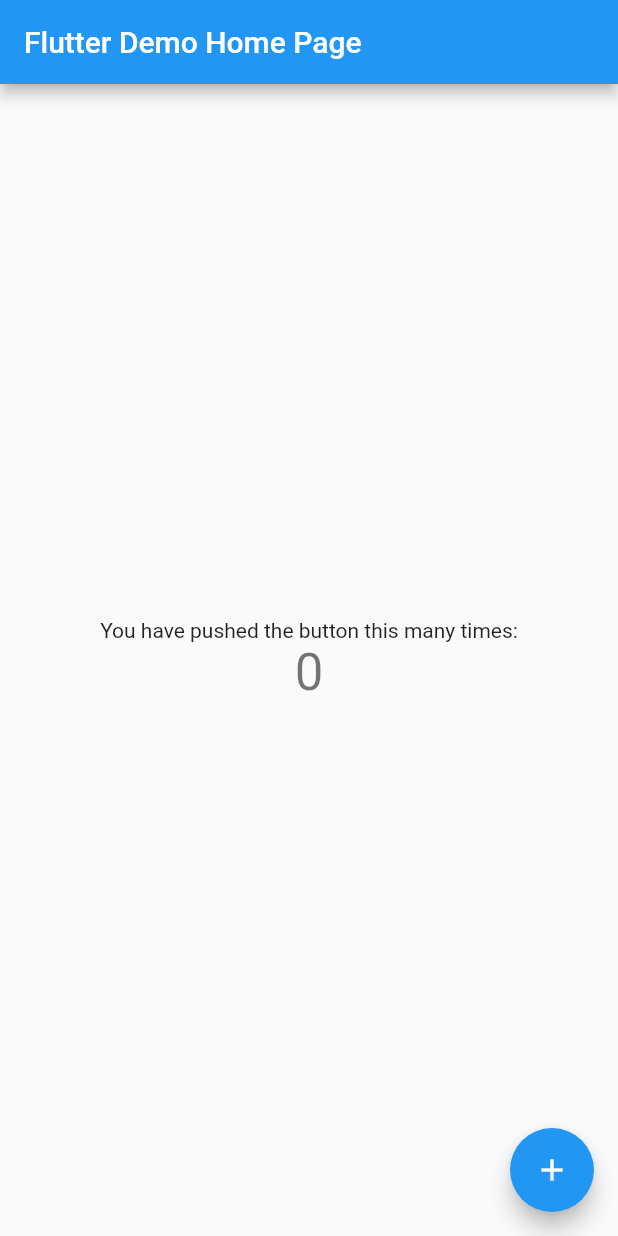
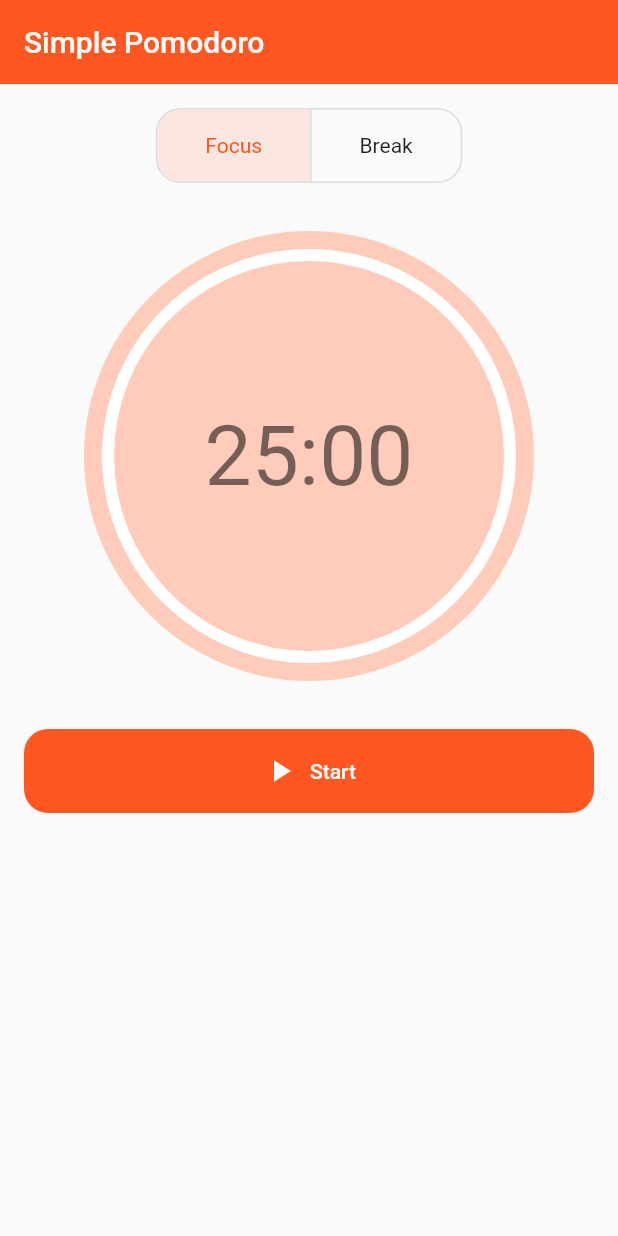
Before and after one commit to bakhtiararifinid/simple_pomodoro, a Flutter app: the screen it shows after launch, on a phone screen of 412 x 824 dp. Run offline on Flutter 3.47's test engine with Material 2 defaults, Android fonts, the phone set to English and light mode, and no system bars; our stand-ins replace equatable, flutter_bloc.

Commit message:
simple pomodoro

```diff
--- /dev/null
+++ b/lib/app.dart
@@ -0,0 +1,21 @@
+import 'package:flutter/material.dart';
+import 'package:flutter_bloc/flutter_bloc.dart';
+
+import 'pomodoro/bloc/pomodoro_bloc.dart';
+import 'pomodoro/view/home_page.dart';
+
+class App extends StatelessWidget {
+  const App({super.key});
+
+  @override
+  Widget build(BuildContext context) {
+    final state = context.watch<PomodoroBloc>().state;
+    return MaterialApp(
+      title: 'Simple Pomodoro',
+      theme: ThemeData(
+        primarySwatch: state.session.isFocus ? Colors.deepOrange : Colors.blue,
+      ),
+      home: const HomePage(),
+    );
+  }
+}
--- a/lib/main.dart
+++ b/lib/main.dart
@@ -1,115 +1,14 @@
 import 'package:flutter/material.dart';
+import 'package:flutter_bloc/flutter_bloc.dart';
+
+import 'app.dart';
+import 'pomodoro/bloc/pomodoro_bloc.dart';
 
 void main() {
-  runApp(const MyApp());
+  runApp(
+    BlocProvider(
+      create: (context) => PomodoroBloc(),
+      child: const App(),
+    ),
+  );
 }
-
-class MyApp extends StatelessWidget {
-  const MyApp({super.key});
-
-  // This widget is the root of your application.
-  @override
-  Widget build(BuildContext context) {
-    return MaterialApp(
-      title: 'Flutter Demo',
-      theme: ThemeData(
-        // This is the theme of your application.
-        //
-        // Try running your application with "flutter run". You'll see the
-        // application has a blue toolbar. Then, without quitting the app, try
-        // changing the primarySwatch below to Colors.green and then invoke
-        // "hot reload" (press "r" in the console where you ran "flutter run",
-        // or simply save your changes to "hot reload" in a Flutter IDE).
-        // Notice that the counter didn't reset back to zero; the application
-        // is not restarted.
-        primarySwatch: Colors.blue,
-      ),
-      home: const MyHomePage(title: 'Flutter Demo Home Page'),
-    );
-  }
-}
-
-class MyHomePage extends StatefulWidget {
-  const MyHomePage({super.key, required this.title});
-
-  // This widget is the home page of your application. It is stateful, meaning
-  // that it has a State object (defined below) that contains fields that affect
-  // how it looks.
-
-  // This class is the configuration for the state. It holds the values (in this
-  // case the title) provided by the parent (in this case the App widget) and
-  // used by the build method of the State. Fields in a Widget subclass are
-  // always marked "final".
-
-  final String title;
-
-  @override
-  State<MyHomePage> createState() => _MyHomePageState();
-}
-
-class _MyHomePageState extends State<MyHomePage> {
-  int _counter = 0;
-
-  void _incrementCounter() {
-    setState(() {
-      // This call to setState tells the Flutter framework that something has
-      // changed in this State, which causes it to rerun the build method below
-      // so that the display can reflect the updated values. If we changed
-      // _counter without calling setState(), then the build method would not be
-      // called again, and so nothing would appear to happen.
-      _counter++;
-    });
-  }
-
-  @override
-  Widget build(BuildContext context) {
-    // This method is rerun every time setState is called, for instance as done
-    // by the _incrementCounter method above.
-    //
-    // The Flutter framework has been optimized to make rerunning build methods
-    // fast, so that you can just rebuild anything that needs updating rather
-    // than having to individually change instances of widgets.
-    return Scaffold(
-      appBar: AppBar(
-        // Here we take the value from the MyHomePage object that was created by
-        // the App.build method, and use it to set our appbar title.
-        title: Text(widget.title),
-      ),
-      body: Center(
-        // Center is a layout widget. It takes a single child and positions it
-        // in the middle of the parent.
-        child: Column(
-          // Column is also a layout widget. It takes a list of children and
-          // arranges them vertically. By default, it sizes itself to fit its
-          // children horizontally, and tries to be as tall as its parent.
-          //
-          // Invoke "debug painting" (press "p" in the console, choose the
-          // "Toggle Debug Paint" action from the Flutter Inspector in Android
-          // Studio, or the "Toggle Debug Paint" command in Visual Studio Code)
-          // to see the wireframe for each widget.
-          //
-          // Column has various properties to control how it sizes itself and
-          // how it positions its children. Here we use mainAxisAlignment to
-          // center the children vertically; the main axis here is the vertical
-          // axis because Columns are vertical (the cross axis would be
-          // horizontal).
-          mainAxisAlignment: MainAxisAlignment.center,
-          children: <Widget>[
-            const Text(
-              'You have pushed the button this many times:',
-            ),
-            Text(
-              '$_counter',
-              style: Theme.of(context).textTheme.headline4,
-            ),
-          ],
-        ),
-      ),
-      floatingActionButton: FloatingActionButton(
-        onPressed: _incrementCounter,
-        tooltip: 'Increment',
-        child: const Icon(Icons.add),
-      ), // This trailing comma makes auto-formatting nicer for build methods.
-    );
-  }
-}
--- /dev/null
+++ b/lib/pomodoro/bloc/pomodoro_event.dart
@@ -0,0 +1,26 @@
+part of 'pomodoro_bloc.dart';
+
+abstract class PomodoroEvent extends Equatable {
+  const PomodoroEvent();
+
+  @override
+  List<Object> get props => [];
+}
+
+class StartTimer extends PomodoroEvent {
+  const StartTimer();
+}
+
+class StopTimer extends PomodoroEvent {
+  const StopTimer();
+}
+
+class AddSecondsPassed extends PomodoroEvent {
+  const AddSecondsPassed();
+}
+
+class ChangeSession extends PomodoroEvent {
+  const ChangeSession(this.session);
+
+  final PomodoroSession session;
+}
--- /dev/null
+++ b/lib/pomodoro/bloc/pomodoro_state.dart
@@ -0,0 +1,54 @@
+part of 'pomodoro_bloc.dart';
+
+enum PomodoroSession { focusSession, breakSession }
+
+extension PomodoroSessionX on PomodoroSession {
+  bool get isFocus => this == PomodoroSession.focusSession;
+  bool get isBreak => this == PomodoroSession.breakSession;
+}
+
+enum PomodoroStatus { initial, started, stopped }
+
+extension PomodoroStatusX on PomodoroStatus {
+  bool get isStarted => this == PomodoroStatus.started;
+  bool get isStopped => this == PomodoroStatus.stopped;
+}
+
+class PomodoroState extends Equatable {
+  const PomodoroState({
+    this.session = PomodoroSession.focusSession,
+    this.status = PomodoroStatus.initial,
+    this.secondsPassed = 0,
+  });
+
+  final PomodoroSession session;
+  final PomodoroStatus status;
+  final int secondsPassed;
+
+  PomodoroState copyWith({
+    PomodoroSession? session,
+    PomodoroStatus? status,
+    int? secondsPassed,
+  }) {
+    return PomodoroState(
+      session: session ?? this.session,
+      status: status ?? this.status,
+      secondsPassed: secondsPassed ?? this.secondsPassed,
+    );
+  }
+
+  int get secondsDuration => session.isFocus ? 25 * 60 : 5 * 60;
+
+  int get secondsRemaining => secondsDuration - secondsPassed;
+
+  String get stringSecondsRemaining {
+    final remainingMinutes = (secondsRemaining / 60).floor();
+    final remainingSeconds = secondsRemaining % 60;
+    return '${remainingMinutes.toString().padLeft(2, '0')}:${remainingSeconds.toString().padLeft(2, '0')}';
+  }
+
+  double get progress => secondsPassed / secondsDuration;
+
+  @override
+  List<Object?> get props => [session, status, secondsPassed];
+}
--- /dev/null
+++ b/lib/pomodoro/view/action_button.dart
@@ -0,0 +1,50 @@
+import 'package:flutter/material.dart';
+import 'package:flutter_bloc/flutter_bloc.dart';
+
+import '../bloc/pomodoro_bloc.dart';
+
+class ActionButton extends StatelessWidget {
+  const ActionButton({
+    Key? key,
+  }) : super(key: key);
+
+  @override
+  Widget build(BuildContext context) {
+    final state = context.watch<PomodoroBloc>().state;
+    return Container(
+      width: double.infinity,
+      padding: const EdgeInsets.all(16),
+      child: ElevatedButton.icon(
+        icon: Icon(_getButtonIcon(state)),
+        label: Text(_getButtonText(state)),
+        style: ElevatedButton.styleFrom(
+          elevation: 0,
+          padding: const EdgeInsets.all(16),
+          shape: RoundedRectangleBorder(
+            borderRadius: BorderRadius.circular(16),
+          ),
+        ),
+        onPressed: () {
+          final pomodoroBloc = context.read<PomodoroBloc>();
+          if (state.status.isStarted) {
+            pomodoroBloc.add(const StopTimer());
+          } else {
+            pomodoroBloc.add(const StartTimer());
+          }
+        },
+      ),
+    );
+  }
+
+  IconData _getButtonIcon(PomodoroState state) {
+    if (state.status.isStarted) return Icons.stop;
+
+    return Icons.play_arrow;
+  }
+
+  String _getButtonText(PomodoroState state) {
+    if (state.status.isStarted) return 'Stop';
+
+    return 'Start';
+  }
+}
--- /dev/null
+++ b/lib/pomodoro/view/home_page.dart
@@ -0,0 +1,28 @@
+import 'package:flutter/material.dart';
+
+import 'action_button.dart';
+import 'sessions.dart';
+import 'timer.dart';
+
+class HomePage extends StatelessWidget {
+  const HomePage({super.key});
+
+  @override
+  Widget build(BuildContext context) {
+    return Scaffold(
+      appBar: AppBar(
+        title: const Text('Simple Pomodoro'),
+        elevation: 0,
+      ),
+      body: Column(
+        crossAxisAlignment: CrossAxisAlignment.center,
+        mainAxisAlignment: MainAxisAlignment.start,
+        children: const [
+          Sessions(),
+          Timer(),
+          ActionButton(),
+        ],
+      ),
+    );
+  }
+}
--- /dev/null
+++ b/lib/pomodoro/view/sessions.dart
@@ -0,0 +1,49 @@
+import 'package:flutter/material.dart';
+import 'package:flutter_bloc/flutter_bloc.dart';
+
+import '../bloc/pomodoro_bloc.dart';
+
+class Sessions extends StatelessWidget {
+  const Sessions({
+    Key? key,
+  }) : super(key: key);
+
+  @override
+  Widget build(BuildContext context) {
+    final state = context.watch<PomodoroBloc>().state;
+
+    return Container(
+      padding: const EdgeInsets.all(16),
+      child: ToggleButtons(
+        isSelected: [
+          state.session.isFocus,
+          state.session.isBreak,
+        ],
+        onPressed: (int index) {
+          final pomodoroBloc = context.read<PomodoroBloc>();
+          if (index == 0 && !state.session.isFocus) {
+            pomodoroBloc.add(
+              const ChangeSession(PomodoroSession.focusSession),
+            );
+          }
+          if (index == 1 && !state.session.isBreak) {
+            pomodoroBloc.add(
+              const ChangeSession(PomodoroSession.breakSession),
+            );
+          }
+        },
+        borderRadius: BorderRadius.circular(16),
+        children: const <Widget>[
+          Padding(
+            padding: EdgeInsets.symmetric(horizontal: 32),
+            child: Text('Focus'),
+          ),
+          Padding(
+            padding: EdgeInsets.symmetric(horizontal: 32),
+            child: Text('Break'),
+          ),
+        ],
+      ),
+    );
+  }
+}
--- /dev/null
+++ b/lib/pomodoro/view/timer.dart
@@ -0,0 +1,46 @@
+import 'package:flutter/material.dart';
+import 'package:flutter_bloc/flutter_bloc.dart';
+
+import '../bloc/pomodoro_bloc.dart';
+
+class Timer extends StatelessWidget {
+  const Timer({
+    Key? key,
+  }) : super(key: key);
+
+  @override
+  Widget build(BuildContext context) {
+    final theme = Theme.of(context);
+    final textTheme = theme.textTheme;
+    final state = context.watch<PomodoroBloc>().state;
+
+    return Container(
+      padding: const EdgeInsets.all(16),
+      child: Stack(
+        alignment: Alignment.center,
+        children: [
+          Container(
+            height: 300,
+            width: 300,
+            decoration: BoxDecoration(
+              color: theme.primaryColorLight,
+              shape: BoxShape.circle,
+            ),
+            padding: const EdgeInsets.all(16),
+            child: CircularProgressIndicator(
+              backgroundColor: Colors.white,
+              value: state.progress,
+              strokeWidth: 8,
+            ),
+          ),
+          Center(
+            child: Text(
+              state.stringSecondsRemaining,
+              style: textTheme.displayMedium,
+            ),
+          )
+        ],
+      ),
+    );
+  }
+}
```
Also changed, not shown: lib/pomodoro/bloc/pomodoro_bloc.dart (added, +82 -0 lines), pubspec.yaml (+5 -74 lines), pubspec.lock, 1 other file.
